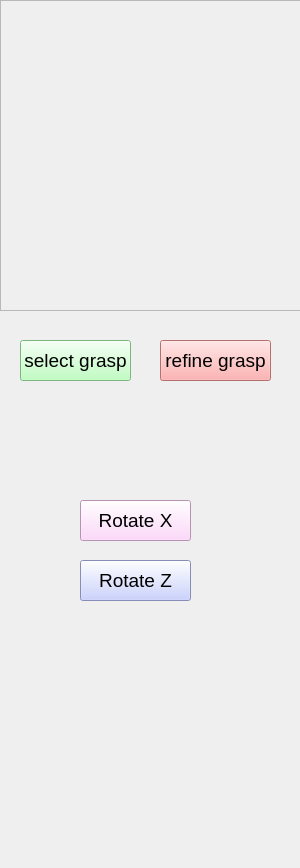
Before: the Qt Designer form ui/BCI/state_views/graspSelectionView.ui in CURG-archive/graspit_bci, drawn with Qt 5.
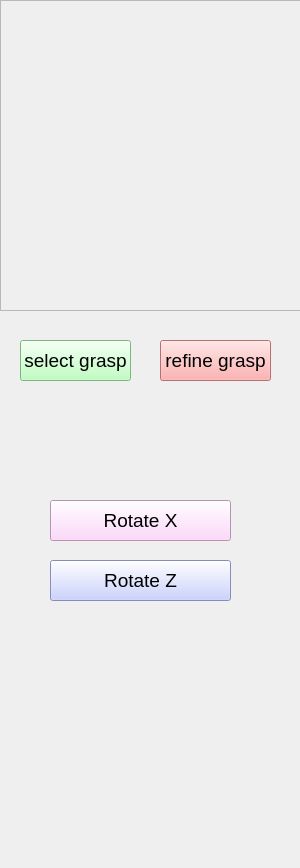
After: the same form once the commit is applied.

Commit message: increased the size of the grasp selection view

```diff
--- a/ui/BCI/state_views/graspSelectionView.ui
+++ b/ui/BCI/state_views/graspSelectionView.ui
@@ -168,9 +168,9 @@
   <widget class="QPushButton" name="buttonRotateLong">
    <property name="geometry">
     <rect>
-     <x>80</x>
+     <x>50</x>
      <y>560</y>
-     <width>111</width>
+     <width>181</width>
      <height>41</height>
     </rect>
    </property>
@@ -280,9 +280,9 @@
   <widget class="QPushButton" name="buttonRotateLat">
    <property name="geometry">
     <rect>
-     <x>80</x>
+     <x>50</x>
      <y>500</y>
-     <width>111</width>
+     <width>181</width>
      <height>41</height>
     </rect>
    </property>
```
